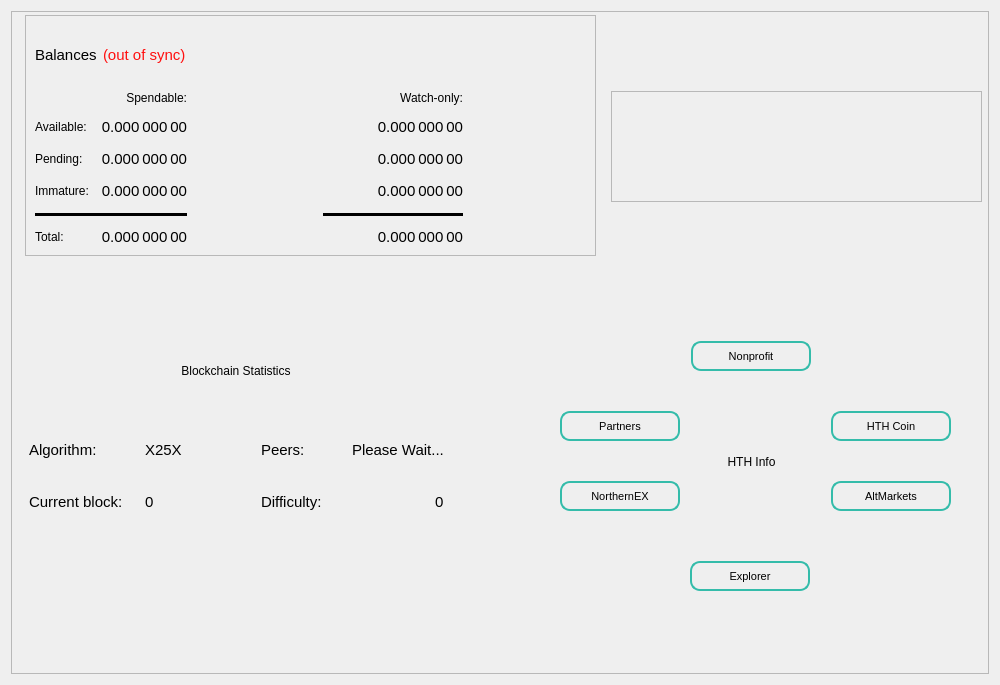
Qt form src/qt/forms/overviewpage.ui (HTHcoin/helpthehomelesscoin) before a commit.
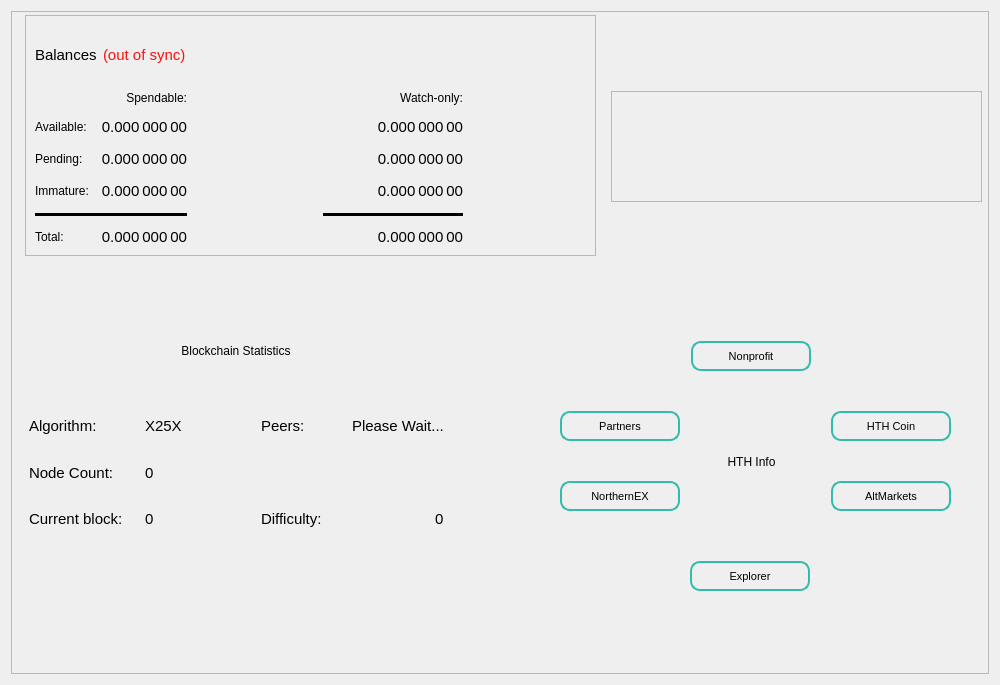
The same form after that commit.

Patch:
```diff
--- a/src/qt/forms/overviewpage.ui
+++ b/src/qt/forms/overviewpage.ui
@@ -44,9 +44,9 @@
       <property name="geometry">
        <rect>
         <x>0</x>
-        <y>330</y>
+        <y>300</y>
         <width>451</width>
-        <height>231</height>
+        <height>261</height>
        </rect>
       </property>
       <property name="styleSheet">
@@ -62,22 +62,6 @@
        <property name="bottomMargin">
         <number>0</number>
        </property>
-       <item>
-        <spacer name="verticalSpacer_2">
-         <property name="orientation">
-          <enum>Qt::Vertical</enum>
-         </property>
-         <property name="sizeType">
-          <enum>QSizePolicy::Fixed</enum>
-         </property>
-         <property name="sizeHint" stdset="0">
-          <size>
-           <width>20</width>
-           <height>3</height>
-          </size>
-         </property>
-        </spacer>
-       </item>
        <item>
         <layout class="QHBoxLayout" name="horizontalLayout_14">
          <item alignment="Qt::AlignHCenter|Qt::AlignVCenter">
@@ -118,7 +102,7 @@
          <property name="sizeHint" stdset="0">
           <size>
            <width>20</width>
-           <height>36</height>
+           <height>20</height>
           </size>
          </property>
         </spacer>
@@ -136,57 +120,7 @@
           <enum>QFrame::Raised</enum>
          </property>
          <layout class="QGridLayout" name="gridLayout_5">
-          <item row="4" column="1">
-           <widget class="QLabel" name="label_CurrentBlock_value_3">
-            <property name="minimumSize">
-             <size>
-              <width>110</width>
-              <height>0</height>
-             </size>
-            </property>
-            <property name="maximumSize">
-             <size>
-              <width>130</width>
-              <height>16777215</height>
-             </size>
-            </property>
-            <property name="styleSheet">
-             <string notr="true"/>
-            </property>
-            <property name="text">
-             <string>0</string>
-            </property>
-            <property name="alignment">
-             <set>Qt::AlignVCenter</set>
-            </property>
-           </widget>
-          </item>
-          <item row="4" column="0">
-           <widget class="QLabel" name="label_CurrentBlock">
-            <property name="minimumSize">
-             <size>
-              <width>110</width>
-              <height>0</height>
-             </size>
-            </property>
-            <property name="maximumSize">
-             <size>
-              <width>130</width>
-              <height>16777215</height>
-             </size>
-            </property>
-            <property name="styleSheet">
-             <string notr="true"/>
-            </property>
-            <property name="text">
-             <string>Current block:</string>
-            </property>
-            <property name="alignment">
-             <set>Qt::AlignVCenter</set>
-            </property>
-           </widget>
-          </item>
-          <item row="4" column="3" alignment="Qt::AlignRight">
+          <item row="6" column="4" alignment="Qt::AlignRight">
            <widget class="QLabel" name="label_Nethash_value_3">
             <property name="text">
              <string>0</string>
@@ -246,7 +180,94 @@
             </property>
            </widget>
           </item>
-          <item row="2" column="0">
+          <item row="6" column="1">
+           <widget class="QLabel" name="label_CurrentBlock_value_3">
+            <property name="minimumSize">
+             <size>
+              <width>110</width>
+              <height>0</height>
+             </size>
+            </property>
+            <property name="maximumSize">
+             <size>
+              <width>130</width>
+              <height>16777215</height>
+             </size>
+            </property>
+            <property name="styleSheet">
+             <string notr="true"/>
+            </property>
+            <property name="text">
+             <string>0</string>
+            </property>
+            <property name="alignment">
+             <set>Qt::AlignVCenter</set>
+            </property>
+           </widget>
+          </item>
+          <item row="6" column="0">
+           <widget class="QLabel" name="label_CurrentBlock">
+            <property name="minimumSize">
+             <size>
+              <width>110</width>
+              <height>0</height>
+             </size>
+            </property>
+            <property name="maximumSize">
+             <size>
+              <width>130</width>
+              <height>16777215</height>
+             </size>
+            </property>
+            <property name="styleSheet">
+             <string notr="true"/>
+            </property>
+            <property name="text">
+             <string>Current block:</string>
+            </property>
+            <property name="alignment">
+             <set>Qt::AlignVCenter</set>
+            </property>
+           </widget>
+          </item>
+          <item row="0" column="3">
+           <widget class="QLabel" name="labelMN">
+            <property name="text">
+             <string>Peers:</string>
+            </property>
+           </widget>
+          </item>
+          <item row="6" column="3">
+           <widget class="QLabel" name="label_Nethash_3">
+            <property name="styleSheet">
+             <string notr="true"/>
+            </property>
+            <property name="text">
+             <string>Difficulty:</string>
+            </property>
+            <property name="alignment">
+             <set>Qt::AlignVCenter</set>
+            </property>
+           </widget>
+          </item>
+          <item row="0" column="4" alignment="Qt::AlignRight|Qt::AlignVCenter">
+           <widget class="QLabel" name="label_count_2">
+            <property name="styleSheet">
+             <string notr="true">;</string>
+            </property>
+            <property name="text">
+             <string>Please Wait...</string>
+            </property>
+           </widget>
+          </item>
+          <item row="1" column="0">
+           <widget class="QLabel" name="label_count_3">
+            <property name="text">
+             <string>Node Count:</string>
+            </property>
+           </widget>
+          </item>
+          <item row="1" column="3">
            <spacer name="verticalSpacer_4">
             <property name="orientation">
              <enum>Qt::Vertical</enum>
@@ -257,38 +278,18 @@
             <property name="sizeHint" stdset="0">
              <size>
               <width>20</width>
-              <height>28</height>
+              <height>63</height>
              </size>
             </property>
            </spacer>
           </item>
-          <item row="0" column="3" alignment="Qt::AlignRight|Qt::AlignVCenter">
-           <widget class="QLabel" name="label_count_2">
-            <property name="styleSheet">
-             <string notr="true">;</string>
-            </property>
+          <item row="1" column="1">
+           <widget class="QLabel" name="countLabelDIP3">
             <property name="text">
-             <string>Please Wait...</string>
-            </property>
-           </widget>
-          </item>
-          <item row="0" column="2">
-           <widget class="QLabel" name="labelMN">
-            <property name="text">
-             <string>Peers:</string>
-            </property>
-           </widget>
-          </item>
-          <item row="4" column="2">
-           <widget class="QLabel" name="label_Nethash_3">
-            <property name="styleSheet">
-             <string notr="true"/>
-            </property>
-            <property name="text">
-             <string>Difficulty:</string>
+             <string>0</string>
             </property>
             <property name="alignment">
-             <set>Qt::AlignVCenter</set>
+             <set>Qt::AlignLeading|Qt::AlignLeft|Qt::AlignVCenter</set>
             </property>
            </widget>
           </item>
@@ -306,7 +307,7 @@
          <property name="sizeHint" stdset="0">
           <size>
            <width>20</width>
-           <height>52</height>
+           <height>35</height>
           </size>
          </property>
         </spacer>
```
